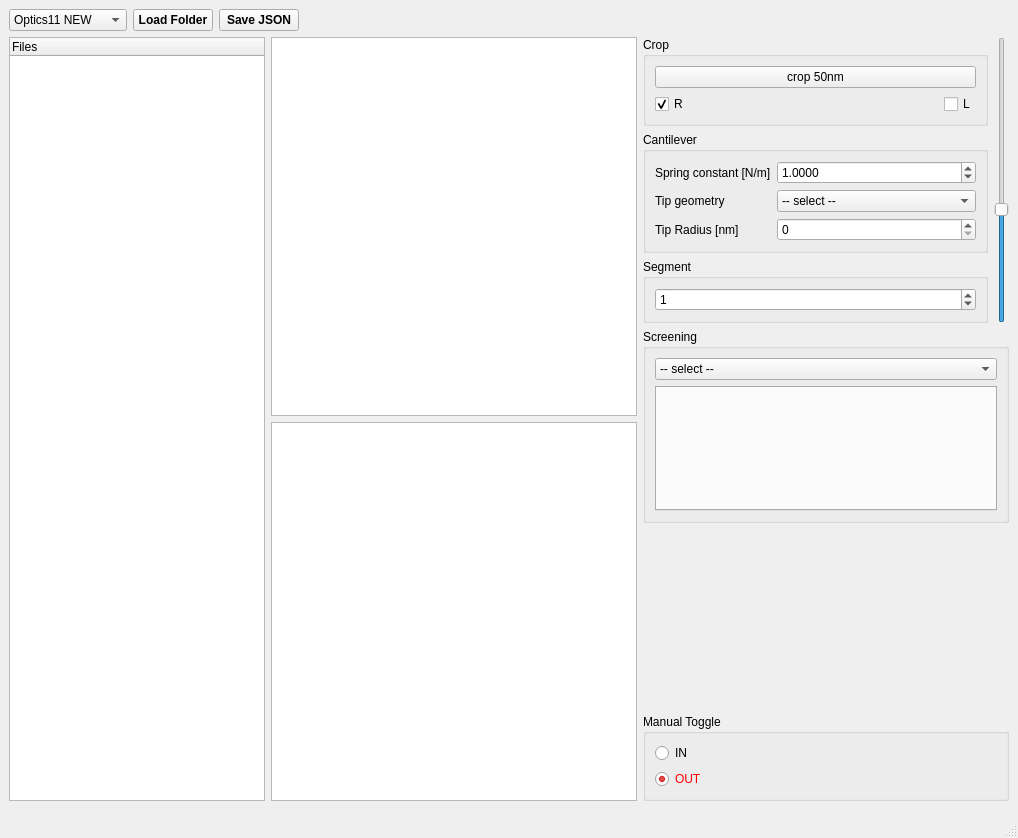
This is preparation/prepare.ui in CellMechLab/NanoPrepare as Qt 5 draws it before an edit. The edited form follows.
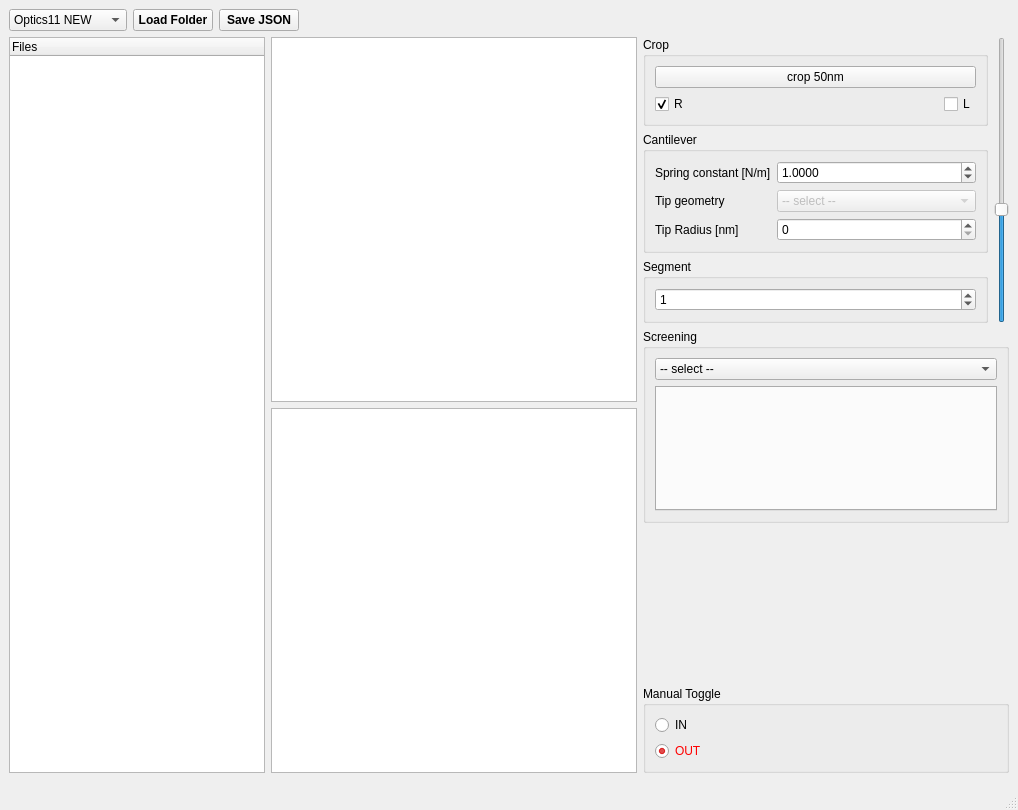
This is the edited form. Icons and pictures are not drawn. Custom widgets are drawn as their Qt base class.

Commit message: tip geometry selection deactivated

```diff
--- a/preparation/prepare.ui
+++ b/preparation/prepare.ui
@@ -7,7 +7,7 @@
     <x>0</x>
     <y>0</y>
     <width>1018</width>
-    <height>838</height>
+    <height>810</height>
    </rect>
   </property>
   <property name="windowTitle">
@@ -102,6 +102,7 @@
         </property>
         <property name="font">
          <font>
+          <weight>50</weight>
           <italic>false</italic>
           <bold>false</bold>
          </font>
@@ -234,6 +235,9 @@
                </item>
                <item row="1" column="1">
                 <widget class="QComboBox" name="geometry">
+                 <property name="enabled">
+                  <bool>false</bool>
+                 </property>
                  <item>
                   <property name="text">
                    <string>-- select --</string>
```
Left out of the diff: 2 changed lines with no effect on the pictures. The commit also changes 1 other file.
